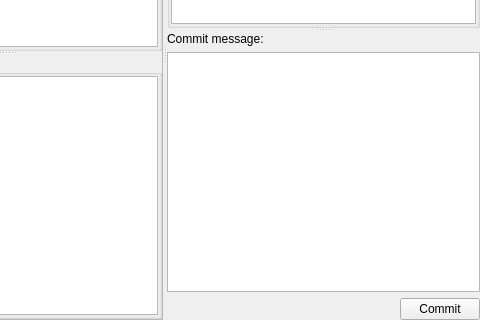
Above: kitten/ui/stage_widget.ui from riyad/kitten-ruby before the change; both pictures show x 150 to 630 and y 215 to 535 of the 630 by 535 pixel window. Below: the same form after it.
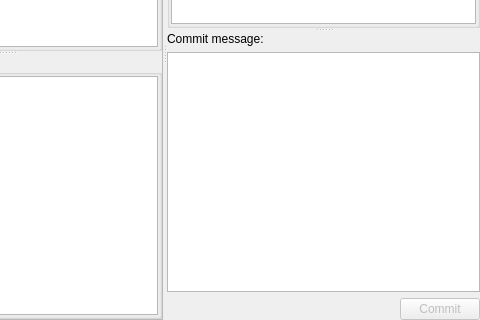
That is the form after the change. Custom widgets are drawn as their Qt base class.

Patch:
```diff
--- a/kitten/ui/stage_widget.ui
+++ b/kitten/ui/stage_widget.ui
@@ -158,6 +158,9 @@
         </item>
         <item row="2" column="1">
          <widget class="QPushButton" name="commitButton">
+          <property name="enabled">
+           <bool>false</bool>
+          </property>
           <property name="text">
            <string>Commit</string>
           </property>
```
Left out of the diff: 9 changed lines with no effect on the pictures.
